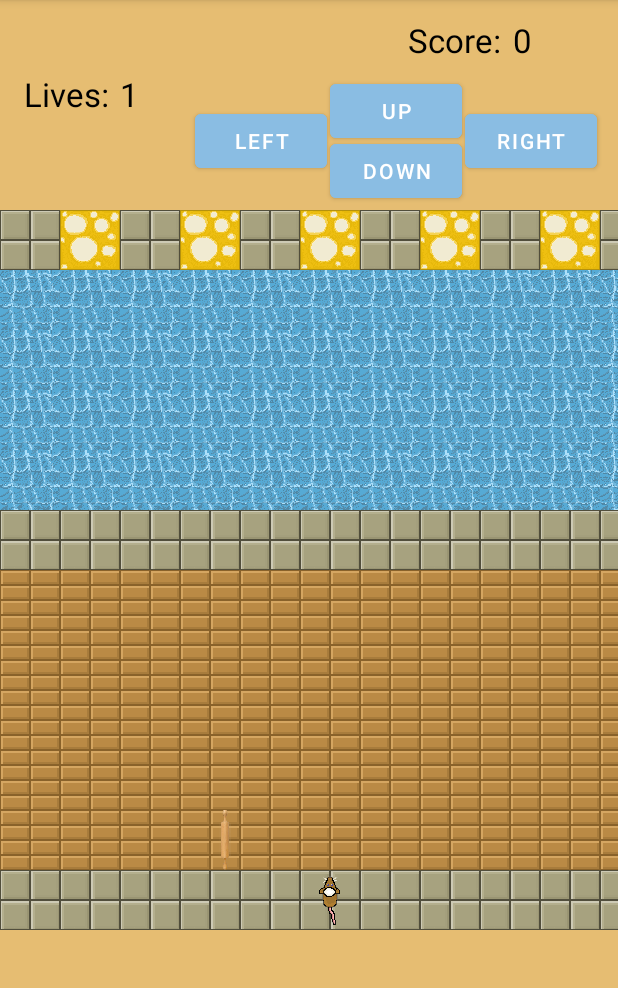
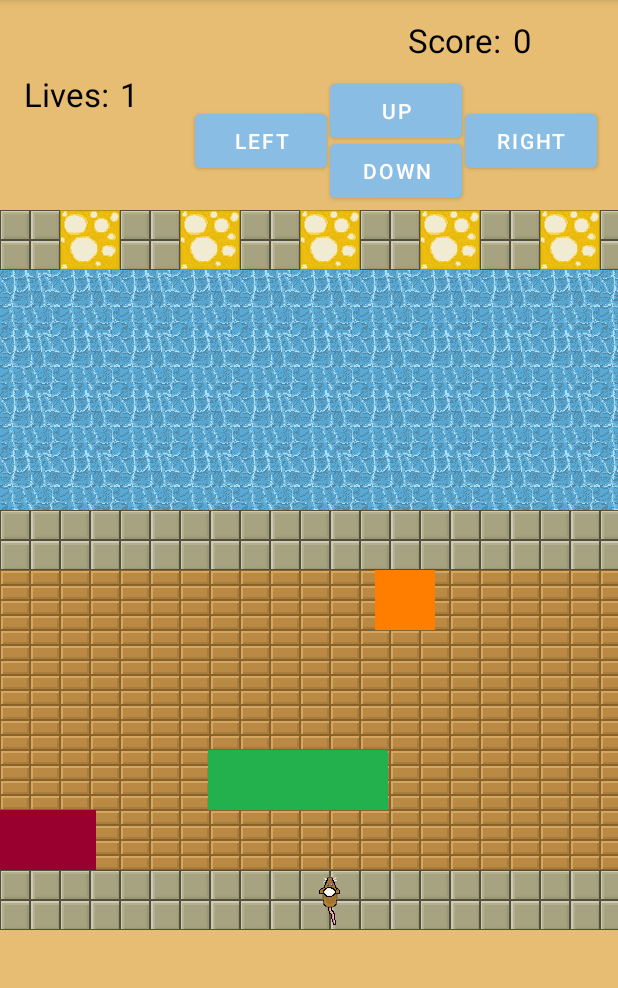
Before and after one commit to NamkhangNLe/Cross-The-Road-Game, an Android app: the MainActivity4 screen opened directly, with no data from a screen before it, on a phone screen of 412 x 824 dp, the part 84-1072 px from its top. Run offline under Robolectric (Android 15) with nearby library versions, the phone set to English and light mode, and no system bars; 5 statements that could not run were skipped.

Commit message:
Added all of Keller's changes

```diff
--- a/CrossTheRoad/app/src/main/java/com/example/myapplication/MainActivity4.java
+++ b/CrossTheRoad/app/src/main/java/com/example/myapplication/MainActivity4.java
@@ -6,12 +6,20 @@ import android.view.View;
 import android.view.ViewGroup;
 import android.widget.ImageView;
 import android.widget.TextView;
+import android.animation.ObjectAnimator;
+import android.content.Context;
+import android.os.Handler;
+import android.widget.RelativeLayout;
 
 import androidx.appcompat.app.AppCompatActivity;
 import androidx.core.content.res.ResourcesCompat;
 
+import java.util.TimerTask;
+
 public class MainActivity4 extends AppCompatActivity {
     private int lives;
+    private boolean gameOver = false;
+    private Handler handler;
     private Player mouse = new Player();
     private ImageView characterSprite;
     /**
@@ -71,7 +79,7 @@ public class MainActivity4 extends AppCompatActivity {
             characterSprite.setImageDrawable(ResourcesCompat.getDrawable(getResources(),
                     R.drawable.remy, null));
         }
-        createCar(0, "rolling_pin", true);
+        runVehicles();
     }
 
     public void moveUp(View view) {
@@ -141,13 +149,87 @@ public class MainActivity4 extends AppCompatActivity {
         mouse.moveRight();
     }
 
-    public void createCar(int speed, String type, boolean direction) {
-        Vehicle curCar = new Vehicle(speed, type, direction, this);
-        ImageView iv = new ImageView(this);
-        ViewGroup view = (ViewGroup) findViewById(R.id.road_one);
-        if (type.equals("rolling_pin")) {
-            iv.setImageResource(R.drawable.rolling_pin);
+    public void runVehicles() {
+        handler = new Handler();
+        roadOne.run();
+        roadTwo.run();
+        roadThree.run();
+        roadFour.run();
+        roadFive.run();
+    }
+    Runnable roadOne = new Runnable() {
+        @Override
+        public void run() {
+            ImageView iv = new ImageView(getApplicationContext());
+            ViewGroup view;
+            ObjectAnimator animation;
+            view = (ViewGroup) findViewById(R.id.road_one);
+            iv.setImageResource(R.drawable.test2);
+            view.addView(iv);
+            animation = ObjectAnimator.ofFloat(iv, "translationX", 2000f);
+            animation.setDuration(5000);
+            animation.start();
+            handler.postDelayed(roadOne, 2000);
         }
-        view.addView(iv);
-    }
+    };
+    Runnable roadTwo = new Runnable() {
+        @Override
+        public void run() {
+            ImageView iv = new ImageView(getApplicationContext());
+            ViewGroup view;
+            ObjectAnimator animation;
+            view = (ViewGroup) findViewById(R.id.road_two);
+            iv.setImageResource(R.drawable.test3);
+            view.addView(iv);
+            animation = ObjectAnimator.ofFloat(iv, "translationX", 2000f);
+            animation.setDuration(10000);
+            animation.start();
+            handler.postDelayed(roadTwo, 8000);
+        }
+    };
+    Runnable roadThree = new Runnable() {
+        @Override
+        public void run() {
+            ImageView iv = new ImageView(getApplicationContext());
+            ViewGroup view;
+            ObjectAnimator animation;
+            view = (ViewGroup) findViewById(R.id.road_three);
+            iv.setImageResource(R.drawable.test1);
+            view.addView(iv);
+            animation = ObjectAnimator.ofFloat(iv, "translationX", 2000f);
+            animation.setDuration(1000);
+            animation.start();
+            handler.postDelayed(roadThree, 2000);
+        }
+    };
+    Runnable roadFour = new Runnable() {
+        @Override
+        public void run() {
+            ImageView iv = new ImageView(getApplicationContext());
+            ViewGroup view;
+            ObjectAnimator animation;
+            view = (ViewGroup) findViewById(R.id.road_four);
+            iv.setImageResource(R.drawable.test2);
+            view.addView(iv);
+            animation = ObjectAnimator.ofFloat(iv, "translationX", 2000f);
+            animation.setDuration(6000);
+            animation.start();
+            handler.postDelayed(roadFour, 3000);
+        }
+    };
+    Runnable roadFive = new Runnable() {
+        @Override
+        public void run() {
+            ImageView iv = new ImageView(getApplicationContext());
+            ViewGroup view;
+            ObjectAnimator animation;
+            view = (ViewGroup) findViewById(R.id.road_five);
+            iv.setImageResource(R.drawable.test1);
+            view.addView(iv);
+            animation = ObjectAnimator.ofFloat(iv, "translationX", 2000f);
+            animation.setDuration(8000);
+            animation.start();
+            handler.postDelayed(roadFive, 4000);
+        }
+    };
 }
--- a/CrossTheRoad/app/src/main/java/com/example/myapplication/Vehicle.java
+++ b/CrossTheRoad/app/src/main/java/com/example/myapplication/Vehicle.java
@@ -13,7 +13,7 @@ public class Vehicle{
     ImageView sprite;
     int id;
 
-    public Vehicle(int speed, String type, boolean direction, Context mcontext) {
+    public Vehicle(int speed, String type, boolean direction) {
         this.speed = speed;
         this.type = type;
         this.direction = direction;
--- a/CrossTheRoad/app/src/main/res/layout/activity_main4.xml
+++ b/CrossTheRoad/app/src/main/res/layout/activity_main4.xml
@@ -1415,8 +1415,9 @@
 
     <RelativeLayout
         android:id="@+id/road_one"
-        android:layout_width="440dp"
+        android:layout_width="520dp"
         android:layout_height="40dp"
+        android:layout_marginStart="-80dp"
         android:layout_marginTop="540dp"
         app:layout_constraintStart_toStartOf="parent"
         app:layout_constraintTop_toTopOf="parent">
@@ -1425,28 +1426,50 @@
 
     <RelativeLayout
         android:id="@+id/road_two"
-        android:layout_width="440dp"
+        android:layout_width="520dp"
         android:layout_height="40dp"
-        app:layout_constraintBottom_toBottomOf="@+id/x5y2"
-        app:layout_constraintStart_toStartOf="parent">
+        android:layout_marginStart="-80dp"
+        android:layout_marginTop="500dp"
+        app:layout_constraintStart_toStartOf="parent"
+        app:layout_constraintTop_toTopOf="parent"
+        tools:layout_editor_absoluteX="77dp"
+        tools:layout_editor_absoluteY="665dp">
 
     </RelativeLayout>
-
     <RelativeLayout
         android:id="@+id/road_three"
-        android:layout_width="440dp"
+        android:layout_width="520dp"
         android:layout_height="40dp"
-        app:layout_constraintBottom_toBottomOf="@+id/x5y3"
-        app:layout_constraintStart_toStartOf="parent">
+        android:layout_marginStart="-80dp"
+        android:layout_marginTop="460dp"
+        app:layout_constraintStart_toStartOf="parent"
+        app:layout_constraintTop_toTopOf="parent"
+        tools:layout_editor_absoluteX="77dp"
+        tools:layout_editor_absoluteY="665dp">
 
     </RelativeLayout>
-
     <RelativeLayout
         android:id="@+id/road_four"
-        android:layout_width="440dp"
+        android:layout_width="520dp"
         android:layout_height="40dp"
+        android:layout_marginStart="-80dp"
+        android:layout_marginTop="420dp"
         app:layout_constraintStart_toStartOf="parent"
-        app:layout_constraintBottom_toBottomOf="@+id/x5y4">
+        app:layout_constraintTop_toTopOf="parent"
+        tools:layout_editor_absoluteX="77dp"
+        tools:layout_editor_absoluteY="665dp">
+
+    </RelativeLayout>
+    <RelativeLayout
+        android:id="@+id/road_five"
+        android:layout_width="520dp"
+        android:layout_height="40dp"
+        android:layout_marginStart="-80dp"
+        android:layout_marginTop="380dp"
+        app:layout_constraintStart_toStartOf="parent"
+        app:layout_constraintTop_toTopOf="parent"
+        tools:layout_editor_absoluteX="77dp"
+        tools:layout_editor_absoluteY="665dp">
 
     </RelativeLayout>
 
```
Also changed, not shown: CrossTheRoad/app/src/main/res/drawable/test1.jpeg (added), CrossTheRoad/app/src/main/res/drawable/test2.jpeg (added), CrossTheRoad/app/src/main/res/drawable/test3.jpeg (added).
